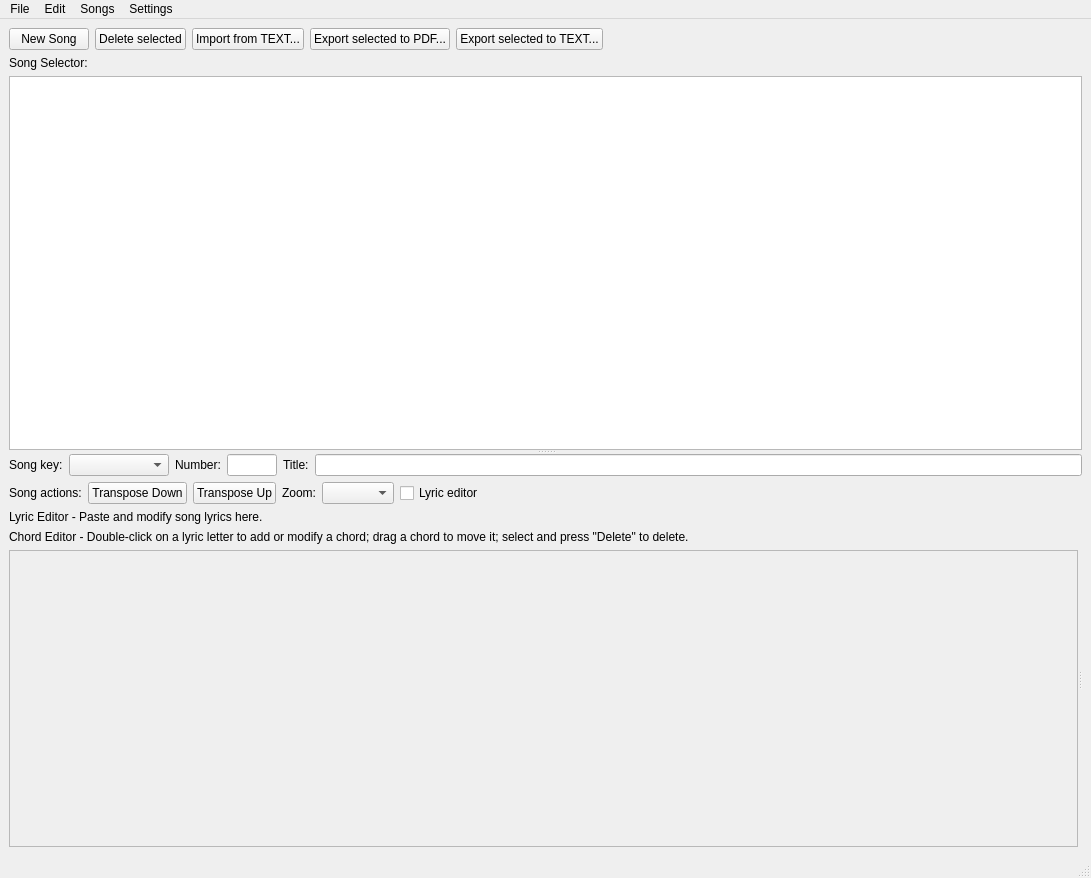
Qt form src/softchordeditor.ui (matvey83/softChord) before a commit.
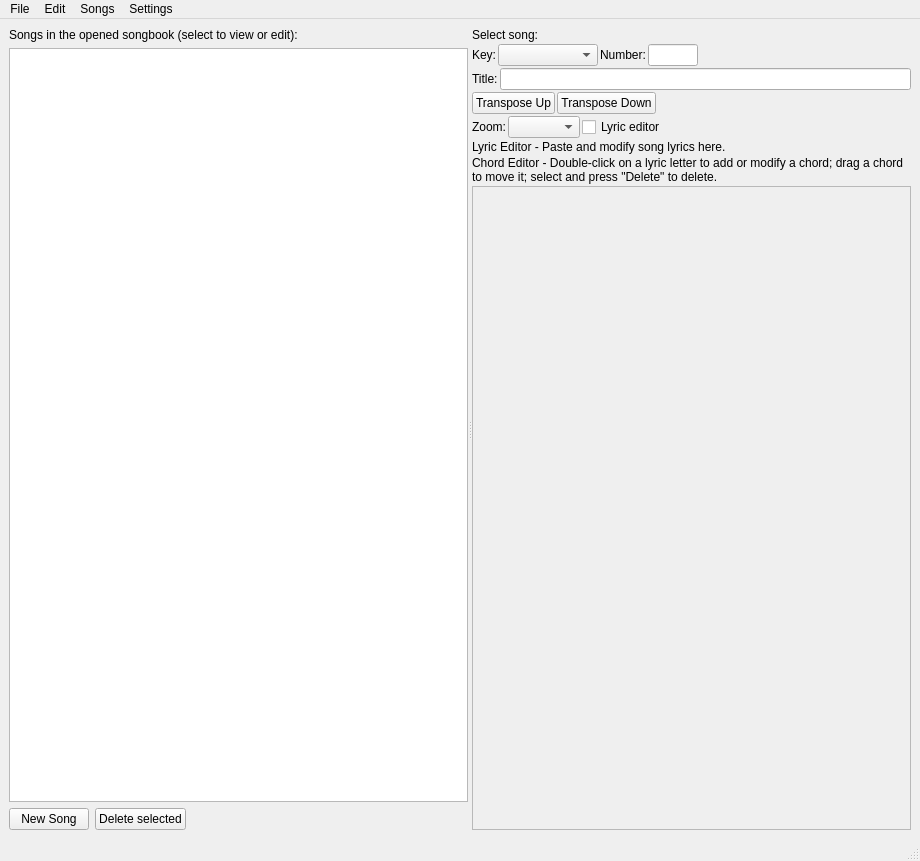
The same form after that commit.

Commit message: New layout (songbook songs on the left, current song on the right)

Diff of the .ui file:
```diff
--- a/src/softchordeditor.ui
+++ b/src/softchordeditor.ui
@@ -6,8 +6,8 @@
    <rect>
     <x>0</x>
     <y>0</y>
-    <width>1091</width>
-    <height>878</height>
+    <width>920</width>
+    <height>861</height>
    </rect>
   </property>
   <property name="windowTitle">
@@ -16,71 +16,16 @@
   <widget class="QWidget" name="centralwidget">
    <layout class="QVBoxLayout" name="verticalLayout_5">
     <item>
-     <widget class="QSplitter" name="splitter_2">
+     <widget class="QSplitter" name="splitter">
       <property name="orientation">
-       <enum>Qt::Vertical</enum>
-      </property>
-      <property name="handleWidth">
-       <number>4</number>
+       <enum>Qt::Horizontal</enum>
       </property>
       <widget class="QWidget" name="layoutWidget">
        <layout class="QVBoxLayout" name="verticalLayout_3">
-        <item>
-         <layout class="QHBoxLayout" name="horizontalLayout_2" stretch="0,0,0,0,0,0">
-          <item>
-           <widget class="QPushButton" name="new_song_button">
-            <property name="text">
-             <string>New Song</string>
-            </property>
-           </widget>
-          </item>
-          <item>
-           <widget class="QPushButton" name="delete_song_button">
-            <property name="text">
-             <string>Delete selected</string>
-            </property>
-           </widget>
-          </item>
-          <item>
-           <widget class="QPushButton" name="import_text_button">
-            <property name="text">
-             <string>Import from TEXT...</string>
-            </property>
-           </widget>
-          </item>
-          <item>
-           <widget class="QPushButton" name="export_pdf_button">
-            <property name="text">
-             <string>Export selected to PDF...</string>
-            </property>
-           </widget>
-          </item>
-          <item>
-           <widget class="QPushButton" name="export_text_button">
-            <property name="text">
-             <string>Export selected to TEXT...</string>
-            </property>
-           </widget>
-          </item>
-          <item>
-           <spacer name="horizontalSpacer">
-            <property name="orientation">
-             <enum>Qt::Horizontal</enum>
-            </property>
-            <property name="sizeHint" stdset="0">
-             <size>
-              <width>40</width>
-              <height>20</height>
-             </size>
-            </property>
-           </spacer>
-          </item>
-         </layout>
-        </item>
         <item>
          <widget class="QLabel" name="label_3">
           <property name="text">
-           <string>Song Selector:</string>
+           <string>Songs in the opened songbook (select to view or edit):</string>
           </property>
          </widget>
         </item>
@@ -97,16 +42,60 @@
           </property>
          </widget>
         </item>
-       </layout>
+        <item>
+         <layout class="QHBoxLayout" name="horizontalLayout_2" stretch="0,0,0">
+          <item>
+           <widget class="QPushButton" name="new_song_button">
+            <property name="text">
+             <string>New Song</string>
+            </property>
+           </widget>
+          </item>
+          <item>
+           <widget class="QPushButton" name="delete_song_button">
+            <property name="text">
+             <string>Delete selected</string>
+            </property>
+           </widget>
+          </item>
+          <item>
+           <spacer name="horizontalSpacer">
+            <property name="orientation">
+             <enum>Qt::Horizontal</enum>
+            </property>
+            <property name="sizeHint" stdset="0">
+             <size>
+              <width>40</width>
+              <height>20</height>
+             </size>
+            </property>
+           </spacer>
+          </item>
+         </layout>
+        </item>
+       </layout>
       </widget>
-      <widget class="QWidget" name="layoutWidget">
-       <layout class="QVBoxLayout" name="verticalLayout_4" stretch="0,0,1">
+      <widget class="QWidget" name="">
+       <layout class="QVBoxLayout" name="verticalLayout">
+        <property name="spacing">
+         <number>2</number>
+        </property>
+        <item>
+         <widget class="QLabel" name="label">
+          <property name="text">
+           <string>Select song:</string>
+          </property>
+         </widget>
+        </item>
         <item>
          <layout class="QHBoxLayout" name="horizontalLayout">
+          <property name="spacing">
+           <number>-1</number>
+          </property>
           <item>
            <widget class="QLabel" name="label_5">
             <property name="text">
-             <string>Song key:</string>
+             <string>Key:</string>
             </property>
            </widget>
           </item>
@@ -138,6 +127,23 @@
            </widget>
           </item>
           <item>
+           <spacer name="horizontalSpacer_4">
+            <property name="orientation">
+             <enum>Qt::Horizontal</enum>
+            </property>
+            <property name="sizeHint" stdset="0">
+             <size>
+              <width>40</width>
+              <height>20</height>
+             </size>
+            </property>
+           </spacer>
+          </item>
+         </layout>
+        </item>
+        <item>
+         <layout class="QHBoxLayout" name="horizontalLayout_4">
+          <item>
            <widget class="QLabel" name="label_4">
             <property name="text">
              <string>Title:</string>
@@ -150,21 +156,7 @@
          </layout>
         </item>
         <item>
-         <layout class="QHBoxLayout" name="horizontalLayout_3">
-          <item>
-           <widget class="QLabel" name="label_7">
-            <property name="text">
-             <string>Song actions:</string>
-            </property>
-           </widget>
-          </item>
-          <item>
-           <widget class="QPushButton" name="transpose_down_button">
-            <property name="text">
-             <string>Transpose Down</string>
-            </property>
-           </widget>
-          </item>
+         <layout class="QHBoxLayout" name="horizontalLayout_5">
           <item>
            <widget class="QPushButton" name="transpose_up_button">
             <property name="text">
@@ -173,6 +165,30 @@
            </widget>
           </item>
           <item>
+           <widget class="QPushButton" name="transpose_down_button">
+            <property name="text">
+             <string>Transpose Down</string>
+            </property>
+           </widget>
+          </item>
+          <item>
+           <spacer name="horizontalSpacer_2">
+            <property name="orientation">
+             <enum>Qt::Horizontal</enum>
+            </property>
+            <property name="sizeHint" stdset="0">
+             <size>
+              <width>40</width>
+              <height>20</height>
+             </size>
+            </property>
+           </spacer>
+          </item>
+         </layout>
+        </item>
+        <item>
+         <layout class="QHBoxLayout" name="horizontalLayout_3">
+          <item>
            <widget class="QLabel" name="label_8">
             <property name="text">
              <string>Zoom:</string>
@@ -205,17 +221,6 @@
          </layout>
         </item>
         <item>
-         <widget class="QSplitter" name="splitter">
-          <property name="midLineWidth">
-           <number>0</number>
-          </property>
-          <property name="orientation">
-           <enum>Qt::Horizontal</enum>
-          </property>
-          <property name="handleWidth">
-           <number>4</number>
-          </property>
-          <widget class="QWidget" name="layoutWidget">
            <layout class="QVBoxLayout" name="lyric_editor_layout">
             <item>
              <widget class="QLabel" name="lyrics_editor_label">
@@ -259,20 +264,14 @@
                 <rect>
                  <x>0</x>
                  <y>0</y>
-                 <width>1047</width>
-                 <height>307</height>
-                </rect>
-               </property>
-               <zorder>lyrics_editor_label</zorder>
+               <width>418</width>
+               <height>585</height>
+              </rect>
+             </property>
               </widget>
              </widget>
             </item>
            </layout>
-          </widget>
-          <widget class="QWidget" name="layoutWidget">
-           <layout class="QVBoxLayout" name="verticalLayout"/>
-          </widget>
-         </widget>
         </item>
        </layout>
       </widget>
@@ -285,7 +284,7 @@
     <rect>
      <x>0</x>
      <y>0</y>
-     <width>1091</width>
+     <width>920</width>
      <height>22</height>
     </rect>
    </property>
```
Left out of the diff: 2 changed lines with no effect on the pictures. Lines whose indentation alone changed are shown as unchanged. The commit also changes 1 other file.
